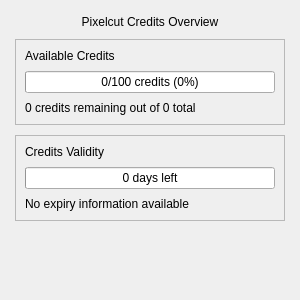
Above: App/gui/widgets/statistics.ui from hattaarshavin/PikselCat before the change. Below: the same form after it.
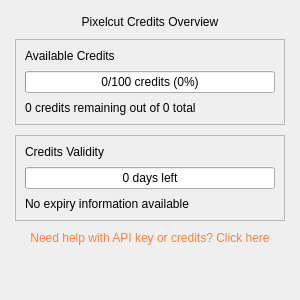
That is the form after the change.

Commit message: feat: Add help label to statistics widget and implement auto-refresh for credits data

The edit to the form file:
```diff
--- a/App/gui/widgets/statistics.ui
+++ b/App/gui/widgets/statistics.ui
@@ -125,6 +125,21 @@
       </item>
      </layout>
     </widget>
+   </item>   <item>
+    <widget class="QLabel" name="helpLabel">
+     <property name="text">
+      <string>&lt;a href="#help" style="color: #ff7f36; text-decoration: none;"&gt;Need help with API key or credits? Click here&lt;/a&gt;</string>
+     </property>
+     <property name="alignment">
+      <set>Qt::AlignCenter</set>
+     </property>
+     <property name="openExternalLinks">
+      <bool>false</bool>
+     </property>
+     <property name="textInteractionFlags">
+      <set>Qt::LinksAccessibleByMouse|Qt::LinksAccessibleByKeyboard</set>
+     </property>
+    </widget>
    </item>
    <item>
     <spacer name="verticalSpacer">
```
The commit also changes 3 other files.
